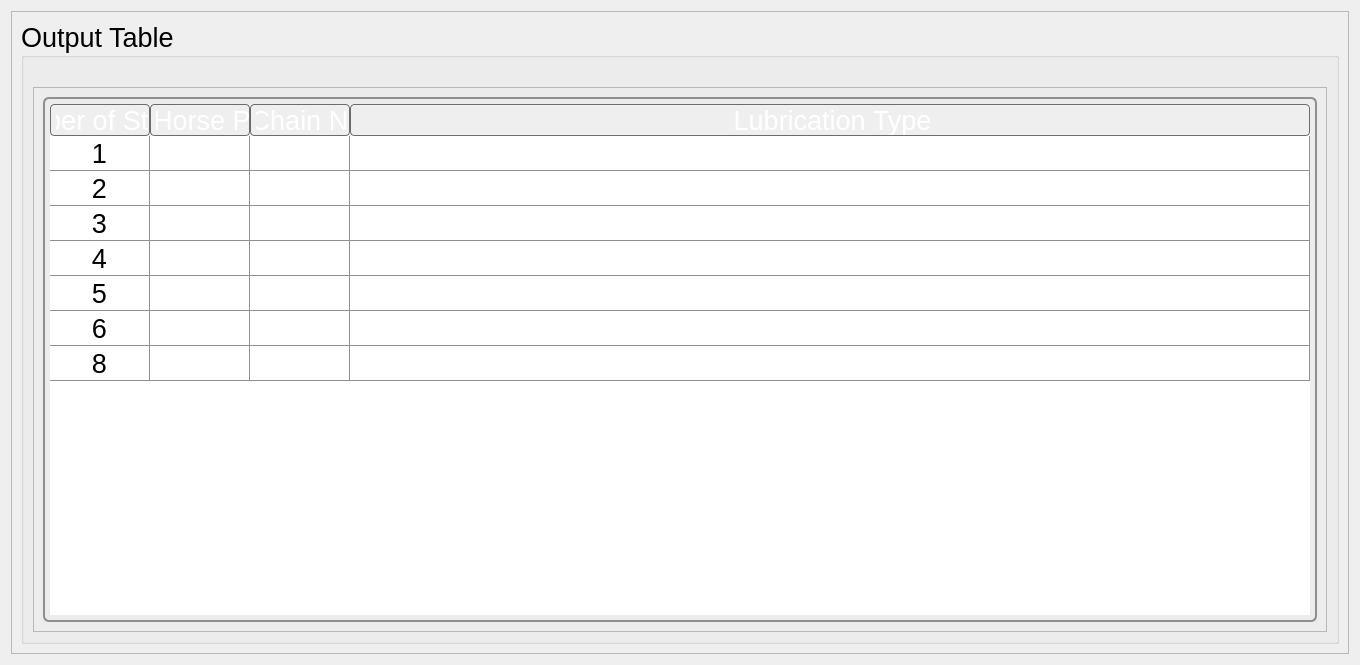
First picture: the form in ha_table.ui, repository Ah00ra/HNNS, before the edit.
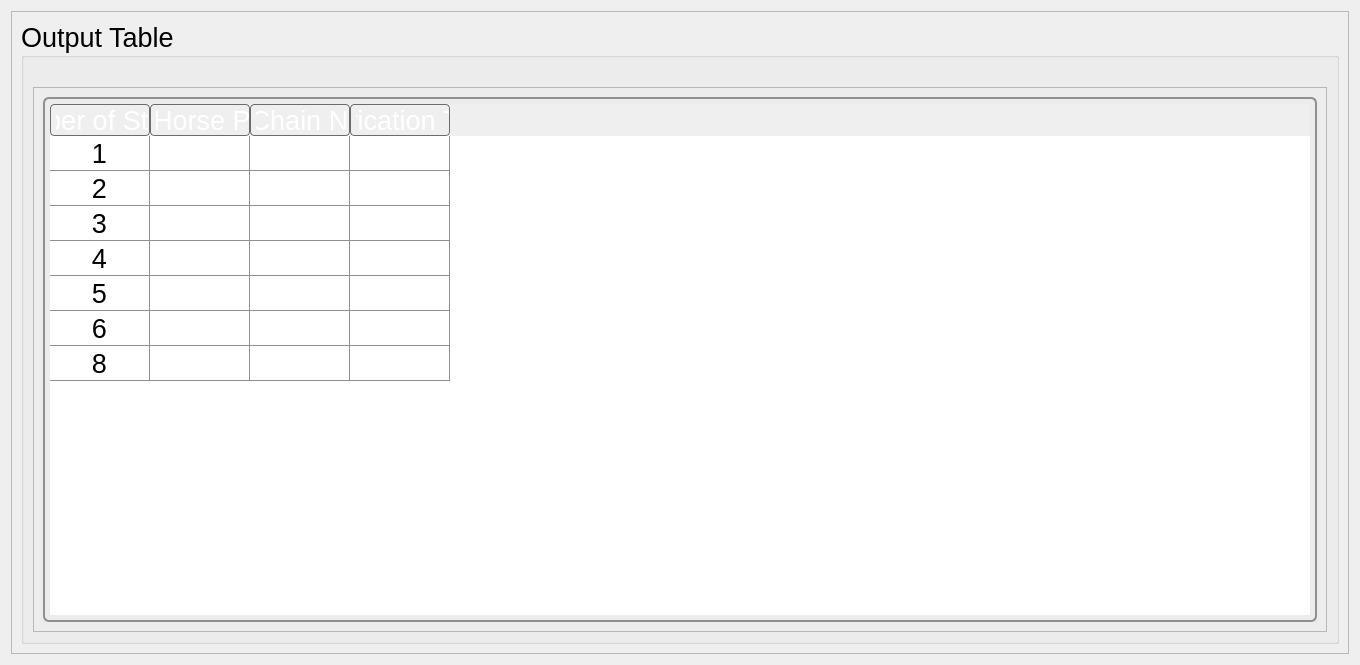
Second picture: the form after the edit.

Patch:
```diff
--- a/ha_table.ui
+++ b/ha_table.ui
@@ -166,7 +166,7 @@
                <enum>QAbstractScrollArea::AdjustToContents</enum>
               </property>
               <attribute name="horizontalHeaderStretchLastSection">
-               <bool>true</bool>
+               <bool>false</bool>
               </attribute>
               <attribute name="verticalHeaderVisible">
                <bool>false</bool>
```
